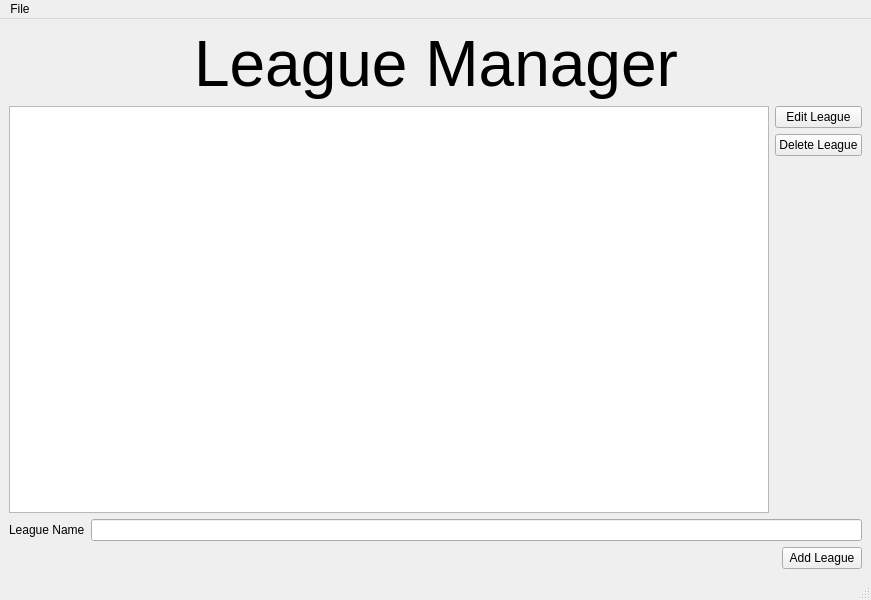
Old version of the form module06/ui/main_window.ui in the repository alexc83/python-programming-final-project.
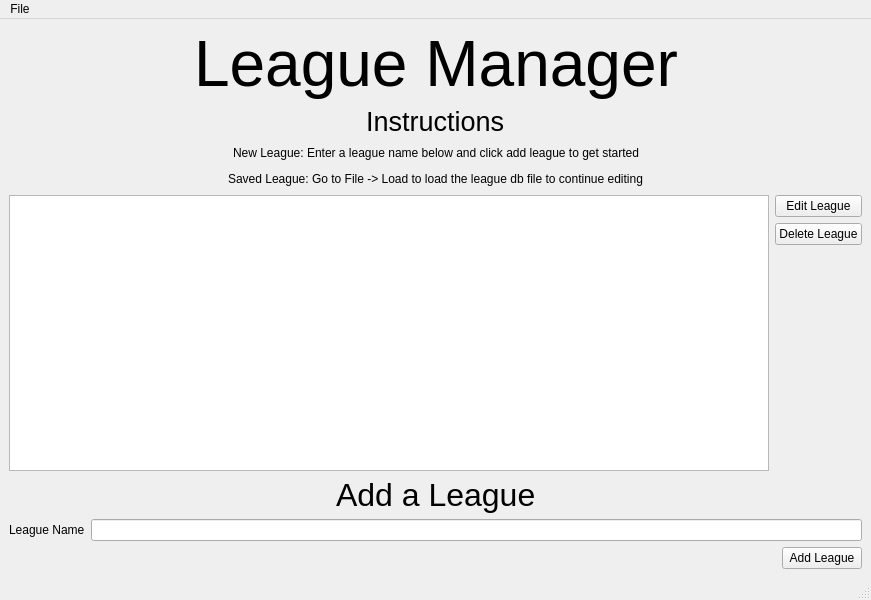
New version of the form.

What changed in the file:
```diff
--- a/module06/ui/main_window.ui
+++ b/module06/ui/main_window.ui
@@ -57,6 +57,123 @@
       </item>
      </layout>
     </item>
+    <item>
+     <layout class="QHBoxLayout" name="horizontalLayout_6">
+      <item>
+       <spacer name="horizontalSpacer_4">
+        <property name="orientation">
+         <enum>Qt::Horizontal</enum>
+        </property>
+        <property name="sizeHint" stdset="0">
+         <size>
+          <width>40</width>
+          <height>20</height>
+         </size>
+        </property>
+       </spacer>
+      </item>
+      <item>
+       <widget class="QLabel" name="label">
+        <property name="font">
+         <font>
+          <family>Arial</family>
+          <pointsize>20</pointsize>
+         </font>
+        </property>
+        <property name="text">
+         <string>Instructions</string>
+        </property>
+       </widget>
+      </item>
+      <item>
+       <spacer name="horizontalSpacer_5">
+        <property name="orientation">
+         <enum>Qt::Horizontal</enum>
+        </property>
+        <property name="sizeHint" stdset="0">
+         <size>
+          <width>40</width>
+          <height>20</height>
+         </size>
+        </property>
+       </spacer>
+      </item>
+     </layout>
+    </item>
+    <item>
+     <layout class="QHBoxLayout" name="horizontalLayout_7">
+      <item>
+       <spacer name="horizontalSpacer_9">
+        <property name="orientation">
+         <enum>Qt::Horizontal</enum>
+        </property>
+        <property name="sizeHint" stdset="0">
+         <size>
+          <width>40</width>
+          <height>20</height>
+         </size>
+        </property>
+       </spacer>
+      </item>
+      <item>
+       <widget class="QLabel" name="label_2">
+        <property name="text">
+         <string>New League: Enter a league name below and click add league to get started</string>
+        </property>
+       </widget>
+      </item>
+      <item>
+       <spacer name="horizontalSpacer_6">
+        <property name="orientation">
+         <enum>Qt::Horizontal</enum>
+        </property>
+        <property name="sizeHint" stdset="0">
+         <size>
+          <width>40</width>
+          <height>20</height>
+         </size>
+        </property>
+       </spacer>
+      </item>
+     </layout>
+    </item>
+    <item>
+     <layout class="QHBoxLayout" name="horizontalLayout_8">
+      <item>
+       <spacer name="horizontalSpacer_8">
+        <property name="orientation">
+         <enum>Qt::Horizontal</enum>
+        </property>
+        <property name="sizeHint" stdset="0">
+         <size>
+          <width>40</width>
+          <height>20</height>
+         </size>
+        </property>
+       </spacer>
+      </item>
+      <item>
+       <widget class="QLabel" name="label_3">
+        <property name="text">
+         <string>Saved League: Go to File -&gt; Load to load the league db file to continue editing</string>
+        </property>
+       </widget>
+      </item>
+      <item>
+       <spacer name="horizontalSpacer_7">
+        <property name="orientation">
+         <enum>Qt::Horizontal</enum>
+        </property>
+        <property name="sizeHint" stdset="0">
+         <size>
+          <width>40</width>
+          <height>20</height>
+         </size>
+        </property>
+       </spacer>
+      </item>
+     </layout>
+    </item>
     <item>
      <layout class="QHBoxLayout" name="horizontalLayout_3">
       <item>
@@ -98,6 +215,49 @@
       </item>
      </layout>
     </item>
+    <item>
+     <layout class="QHBoxLayout" name="horizontalLayout_9">
+      <item>
+       <spacer name="horizontalSpacer_10">
+        <property name="orientation">
+         <enum>Qt::Horizontal</enum>
+        </property>
+        <property name="sizeHint" stdset="0">
+         <size>
+          <width>40</width>
+          <height>20</height>
+         </size>
+        </property>
+       </spacer>
+      </item>
+      <item>
+       <widget class="QLabel" name="label_4">
+        <property name="font">
+         <font>
+          <family>Arial</family>
+          <pointsize>24</pointsize>
+         </font>
+        </property>
+        <property name="text">
+         <string>Add a League</string>
+        </property>
+       </widget>
+      </item>
+      <item>
+       <spacer name="horizontalSpacer_11">
+        <property name="orientation">
+         <enum>Qt::Horizontal</enum>
+        </property>
+        <property name="sizeHint" stdset="0">
+         <size>
+          <width>40</width>
+          <height>20</height>
+         </size>
+        </property>
+       </spacer>
+      </item>
+     </layout>
+    </item>
     <item>
      <layout class="QGridLayout" name="gridLayout">
       <item row="0" column="0">
```
